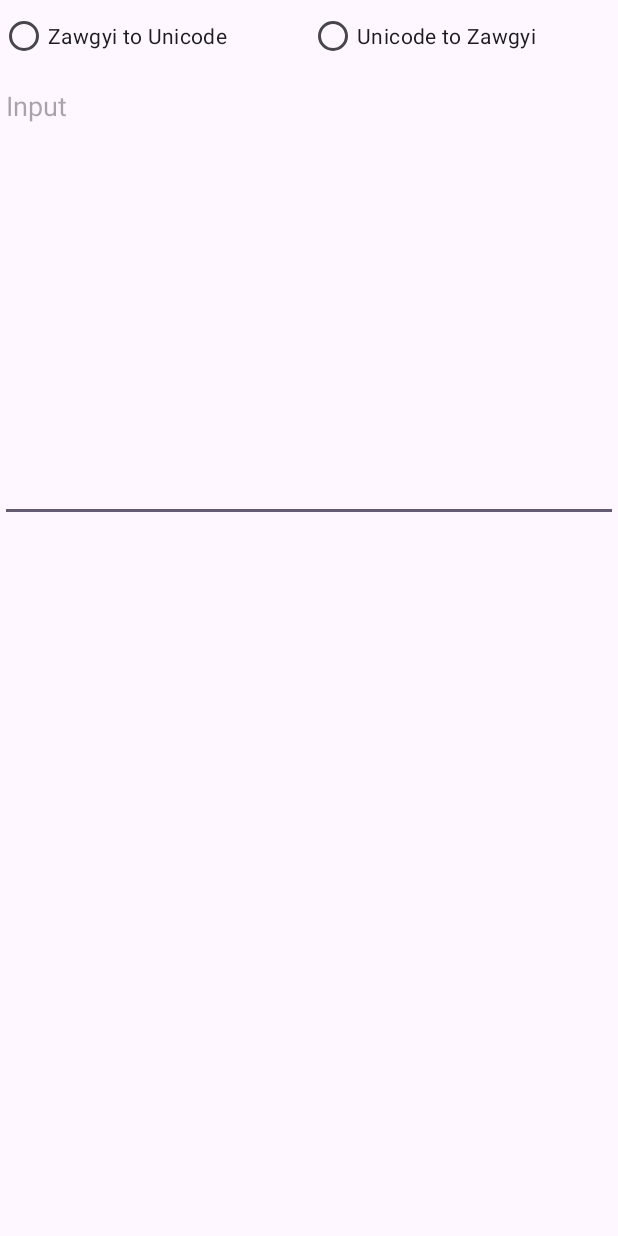
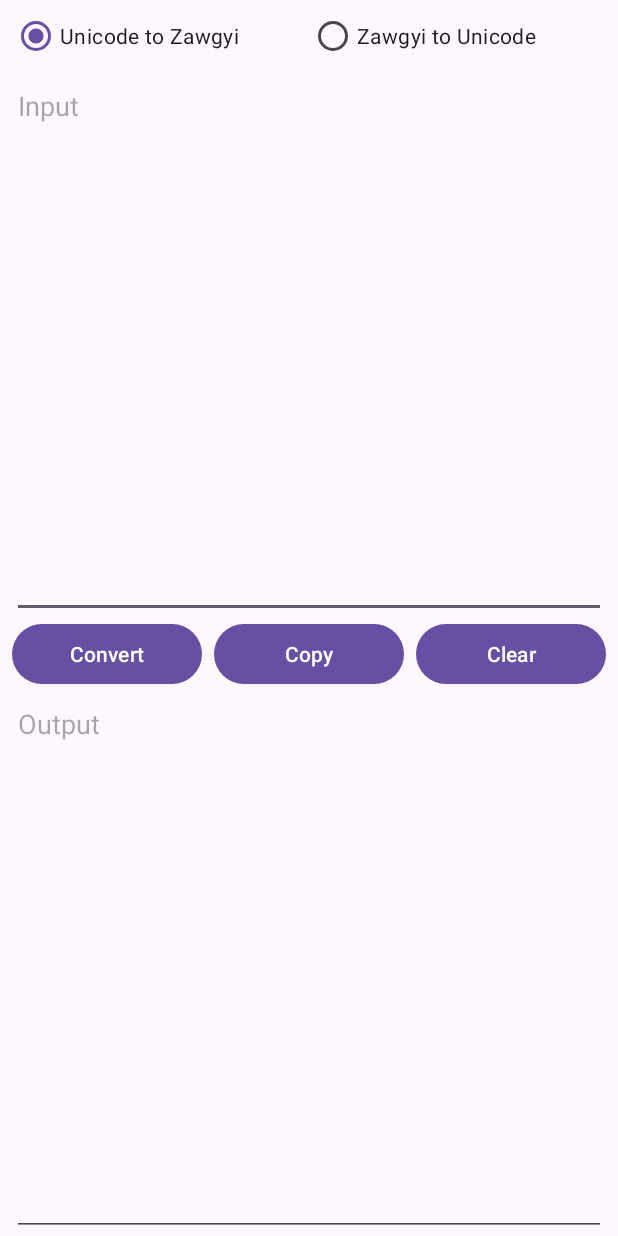
Before and after one commit to SaingHmineTun/P2_Font_Converter, an Android app: the screen it shows after launch (MainActivity), on a phone screen of 412 x 824 dp. Run offline under Robolectric (Android 15) with nearby library versions, the light colour scheme and no system bars.

Commit message:
Added Edit Text and Buttons

```diff
--- a/app/src/main/java/it/saimao/p2_font_converter/MainActivity.java
+++ b/app/src/main/java/it/saimao/p2_font_converter/MainActivity.java
@@ -1,6 +1,10 @@
 package it.saimao.p2_font_converter;
 
 import android.os.Bundle;
+import android.widget.CompoundButton;
+import android.widget.RadioButton;
+import android.widget.RadioGroup;
+import android.widget.Toast;
 
 import androidx.activity.EdgeToEdge;
 import androidx.appcompat.app.AppCompatActivity;
@@ -10,9 +14,27 @@ import androidx.core.view.WindowInsetsCompat;
 
 public class MainActivity extends AppCompatActivity {
 
+    private RadioGroup rg;
+    private RadioButton rbZg2Uni, rbUni2Zg;
+
     @Override
     protected void onCreate(Bundle savedInstanceState) {
         super.onCreate(savedInstanceState);
         setContentView(R.layout.activity_main);
+        initUi();
+        initListeners();
+    }
+
+    private void initListeners() {
+        rbUni2Zg.setOnCheckedChangeListener((buttonView, isChecked) -> Toast.makeText(MainActivity.this, "Uni 2 Zg is checked " + isChecked, Toast.LENGTH_SHORT).show());
+
+        rbZg2Uni.setOnCheckedChangeListener((buttonView, isChecked) -> Toast.makeText(MainActivity.this, "Zg 2 Uni is checked " + isChecked, Toast.LENGTH_SHORT).show());
+
+    }
+
+    private void initUi() {
+        rg = findViewById(R.id.rg_fonts);
+        rbZg2Uni = findViewById(R.id.rb_zg2uni);
+        rbUni2Zg = findViewById(R.id.rb_uni2zg);
     }
 }
--- a/app/src/main/res/layout/activity_main.xml
+++ b/app/src/main/res/layout/activity_main.xml
@@ -1,34 +1,74 @@
 <?xml version="1.0" encoding="utf-8"?>
 <LinearLayout xmlns:android="http://schemas.android.com/apk/res/android"
-    xmlns:app="http://schemas.android.com/apk/res-auto"
     xmlns:tools="http://schemas.android.com/tools"
     android:layout_width="match_parent"
     android:layout_height="match_parent"
     android:orientation="vertical"
+    android:paddingStart="8dp"
+    android:paddingEnd="8dp"
     tools:context=".MainActivity">
 
     <RadioGroup
+        android:id="@+id/rg_fonts"
         android:layout_width="match_parent"
         android:layout_height="wrap_content"
         android:orientation="horizontal">
 
+
         <RadioButton
+            android:id="@+id/rb_uni2zg"
+            android:layout_width="0dp"
+            android:layout_height="wrap_content"
+            android:layout_weight="1"
+            android:checked="true"
+            android:text="Unicode to Zawgyi" />
+
+        <RadioButton
+            android:id="@+id/rb_zg2uni"
             android:layout_width="0dp"
             android:layout_height="wrap_content"
             android:layout_weight="1"
             android:text="Zawgyi to Unicode" />
-
-        <RadioButton
-            android:layout_width="0dp"
-            android:layout_height="wrap_content"
-            android:layout_weight="1"
-            android:text="Unicode to Zawgyi" />
     </RadioGroup>
 
     <EditText
         android:layout_width="match_parent"
-        android:layout_height="300dp"
+        android:layout_height="0dp"
+        android:layout_weight="1"
         android:gravity="top|start"
         android:hint="Input" />
 
+    <LinearLayout
+        android:layout_width="match_parent"
+        android:layout_height="wrap_content">
+
+        <Button
+            android:layout_width="0dp"
+            android:layout_height="wrap_content"
+            android:layout_weight="1"
+            android:text="Convert" />
+
+        <Button
+            android:layout_width="0dp"
+            android:layout_height="wrap_content"
+            android:layout_marginStart="8dp"
+            android:layout_marginEnd="8dp"
+            android:layout_weight="1"
+            android:text="Copy" />
+
+        <Button
+            android:layout_width="0dp"
+            android:layout_height="wrap_content"
+            android:layout_weight="1"
+            android:text="Clear" />
+
+    </LinearLayout>
+
+    <EditText
+        android:layout_width="match_parent"
+        android:layout_height="0dp"
+        android:layout_weight="1"
+        android:gravity="top|start"
+        android:hint="Output" />
+
 </LinearLayout>
```
